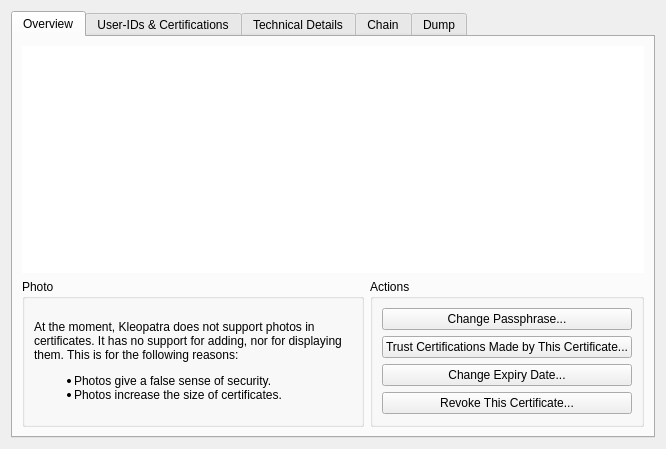
Qt form src/dialogs/certificatedetailsdialog.ui (sensama/kleopatra) before a commit.
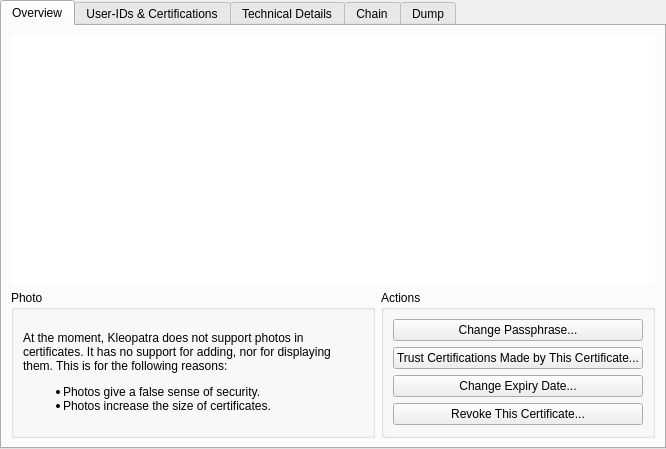
The same form after that commit. Custom widgets are drawn as their Qt base class.

Commit message: Remove duplicate margin

The edit to the form file:
```diff
--- a/src/dialogs/certificatedetailsdialog.ui
+++ b/src/dialogs/certificatedetailsdialog.ui
@@ -14,6 +14,18 @@
    <string>Certificate Details</string>
   </property>
   <layout class="QVBoxLayout">
+   <property name="leftMargin">
+    <number>0</number>
+   </property>
+   <property name="topMargin">
+    <number>0</number>
+   </property>
+   <property name="rightMargin">
+    <number>0</number>
+   </property>
+   <property name="bottomMargin">
+    <number>0</number>
+   </property>
    <item>
     <widget class="QTabWidget" name="tabWidget">
      <widget class="QWidget" name="overviewTab">
```
The commit also changes 2 other files.
